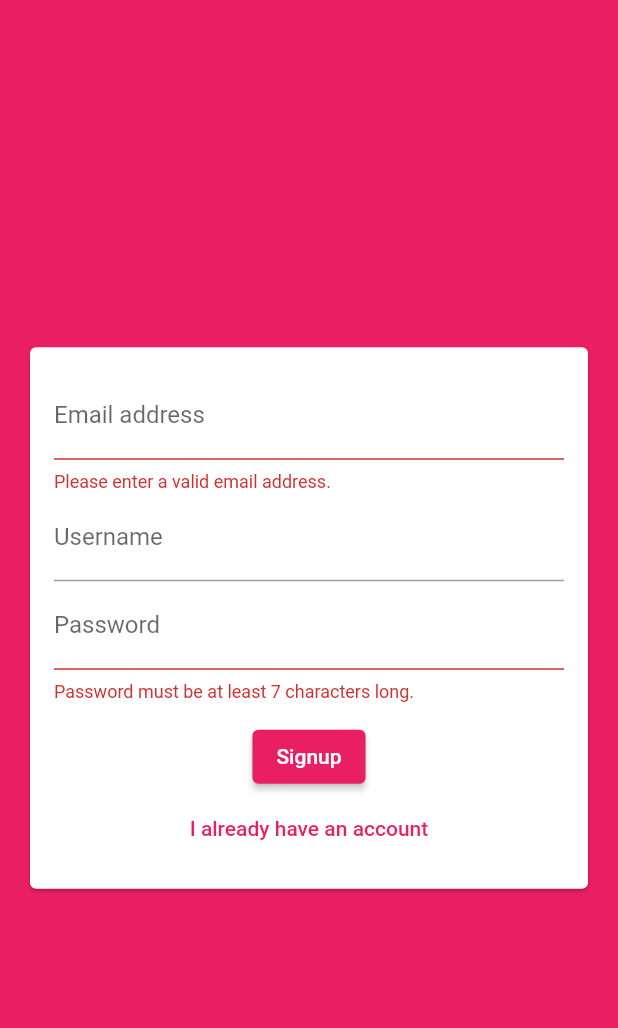
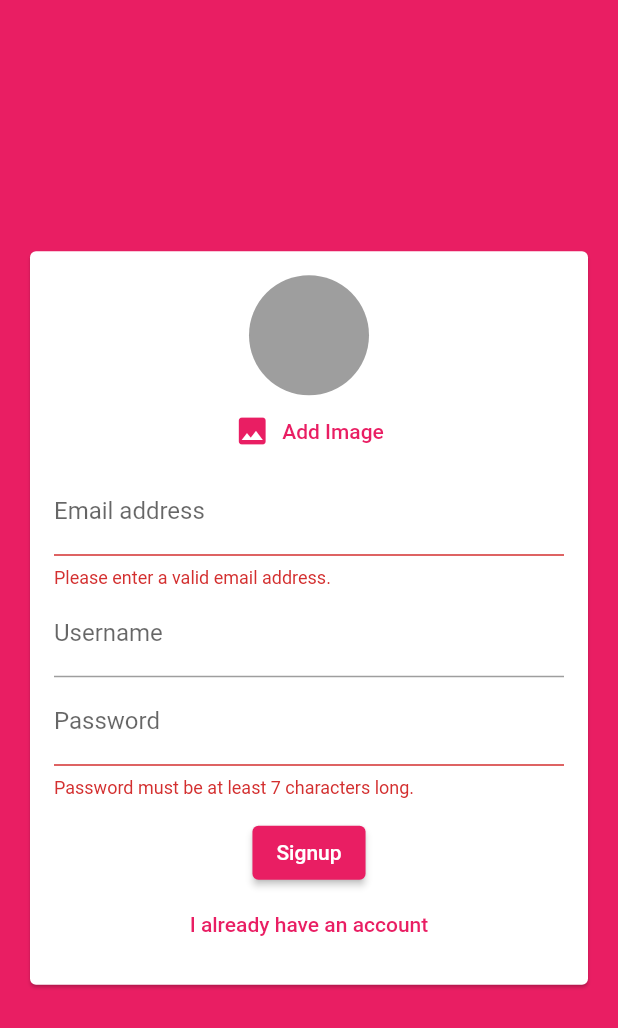
Before and after one commit to jiahaoliuliu/FlutterAndDartTheCompleteGuide-2022Edition, a Flutter app: the screen it shows after launch, after a tap on "Login", after a tap on "Create new account", on a phone screen of 412 x 824 dp. Shown: the top 1028 px of the screen. Run offline on Flutter 3.47's test engine with Material 2 defaults, Android fonts, the phone set to English and light mode, and no system bars; our stand-ins replace cloud_firestore, firebase_auth, firebase_core, image_picker; accounts and stored records are empty.

Commit message:
Section14: Allow the user to set image profile. Do not show it up on the login screen

```diff
--- /dev/null
+++ b/section14/lib/pickers/user_image_picker.dart
@@ -0,0 +1,40 @@
+import 'dart:io';
+
+import 'package:flutter/material.dart';
+import 'package:image_picker/image_picker.dart';
+
+class UserImagePicker extends StatefulWidget {
+  @override
+  State<UserImagePicker> createState() => _UserImagePickerState();
+}
+
+class _UserImagePickerState extends State<UserImagePicker> {
+  File _pickedImage;
+
+  void _pickImage() async {
+    final ImagePicker _picker = ImagePicker();
+    final pickedImageFile = await _picker.pickImage(source: ImageSource.camera);
+    setState(() {
+      _pickedImage = File(pickedImageFile.path);
+    });
+  }
+
+  @override
+  Widget build(BuildContext context) {
+    return Column(
+      children: [
+        CircleAvatar(
+          radius: 40,
+          backgroundColor: Colors.grey,
+          backgroundImage:
+              _pickedImage != null ? FileImage(_pickedImage) : null,
+        ),
+        TextButton.icon(
+          onPressed: _pickImage,
+          icon: Icon(Icons.image),
+          label: Text('Add Image'),
+        ),
+      ],
+    );
+  }
+}
--- a/section14/lib/widgets/auth/auth_form.dart
+++ b/section14/lib/widgets/auth/auth_form.dart
@@ -1,4 +1,5 @@
 import 'package:flutter/material.dart';
+import 'package:flutter_complete_guide/pickers/user_image_picker.dart';
 
 class AuthForm extends StatefulWidget {
   AuthForm(this.submitFn, this.isLoading);
@@ -56,6 +57,7 @@ class _AuthFormState extends State<AuthForm> {
               child: Column(
                 mainAxisSize: MainAxisSize.min,
                 children: [
+                  if (!_isLogin) UserImagePicker(),
                   TextFormField(
                     key: ValueKey('email'),
                     validator: (value) {
--- a/section14/pubspec.yaml
+++ b/section14/pubspec.yaml
@@ -26,6 +26,7 @@ dependencies:
   cloud_firestore: ^4.1.0
   firebase_core: ^2.3.0
   firebase_auth: ^4.1.4
+  image_picker: ^0.8.6
 
 dev_dependencies:
   flutter_test:
```
Also changed, not shown: 2 other files.
